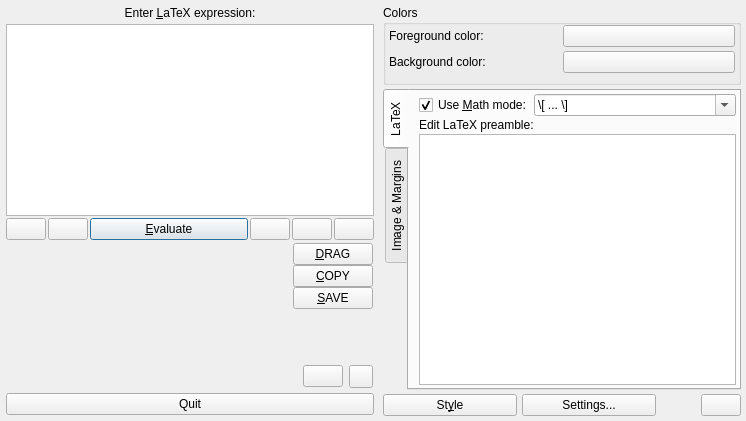
Above: src/klfmainwin.ui from CryFeiFei/klatexformula before the change. Below: the same form after it.
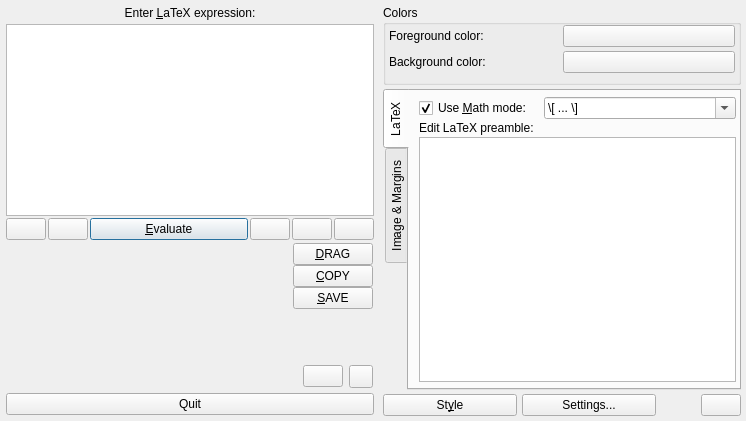
That is the form after the change. Icons and pictures are not drawn. Custom widgets are drawn as their Qt base class.

Commit message: * fixed some UI issues (among others, with fonts) on Mac.

Patch:
```diff
--- a/src/klfmainwin.ui
+++ b/src/klfmainwin.ui
@@ -590,6 +590,15 @@
            <property name="leftMargin">
             <number>10</number>
            </property>
+           <property name="topMargin">
+            <number>6</number>
+           </property>
+           <property name="bottomMargin">
+            <number>6</number>
+           </property>
+           <property name="horizontalSpacing">
+            <number>12</number>
+           </property>
            <item row="0" column="0">
             <widget class="QCheckBox" name="chkMathMode">
              <property name="toolTip">
```
Left out of the diff: 14 changed lines with no effect on the pictures. The commit also changes 4 other files.
